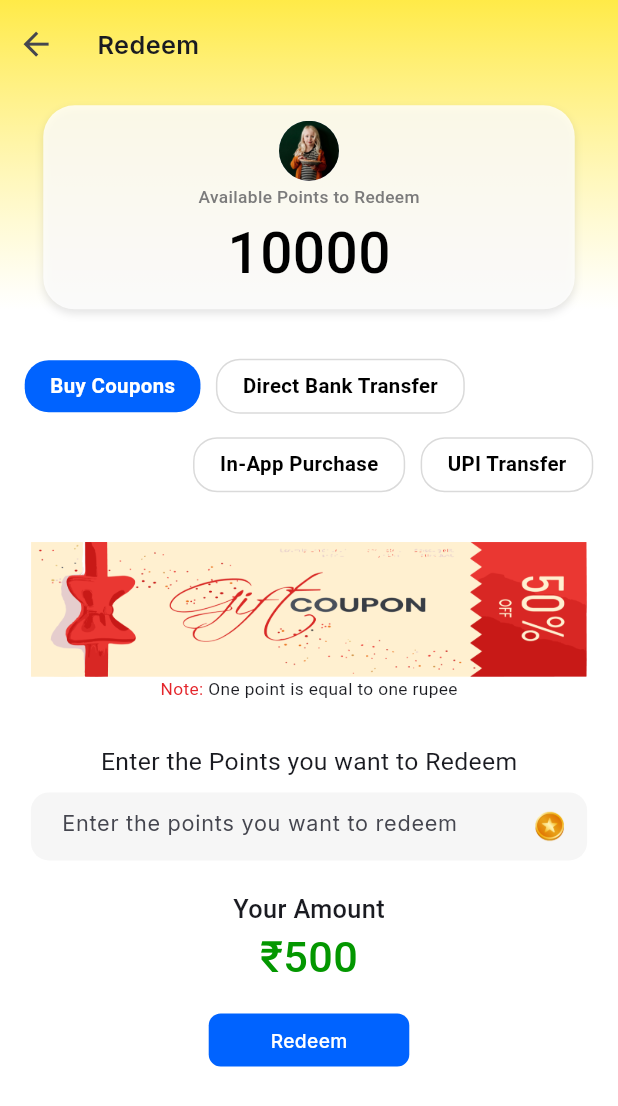
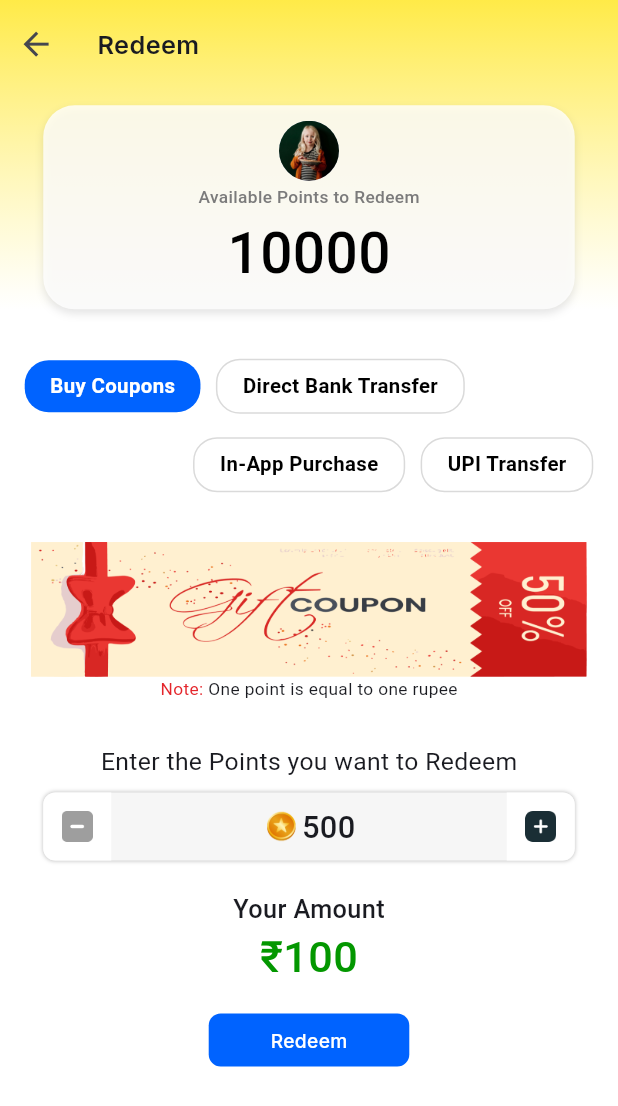
Before and after one commit to ZaynMeledath/turning_point, a Flutter app: the RedeemScreen screen opened directly, after a tap on "Buy Coupons", on a phone screen of 412 x 824 dp. Shown: the top 1106 px of the screen. Run offline on Flutter 3.47's test engine with Material 3 defaults, Android fonts, the phone set to English and light mode, and no system bars; our stand-ins replace dotted_line, dropdown_button2, firebase_auth, firebase_core, flutter_bloc, flutter_cache_manager and 8 more; missing offline and left inert: mobile_scanner; accounts and stored records are empty.

Commit message:
State management in Redeem Screen

```diff
--- a/lib/auth/bloc/redeem/redeem_event.dart
+++ b/lib/auth/bloc/redeem/redeem_event.dart
@@ -9,3 +9,7 @@ class BankTransferPressedEvent extends RedeemEvent {}
 class InAppPurchasePressedEvent extends RedeemEvent {}
 
 class UpiTransferPressedEvent extends RedeemEvent {}
+
+class PointsIncrementEvent extends RedeemEvent {}
+
+class PointsDecrementEvent extends RedeemEvent {}
--- a/lib/auth/bloc/redeem/redeem_state.dart
+++ b/lib/auth/bloc/redeem/redeem_state.dart
@@ -2,21 +2,37 @@ part of 'redeem_bloc.dart';
 
 sealed class RedeemState {
   final int selectedOptionNumber;
-  RedeemState(this.selectedOptionNumber);
+  int redeemPoints = 500;
+  RedeemState({
+    required this.selectedOptionNumber,
+    required this.redeemPoints,
+  });
 }
 
 class BuyCouponsState extends RedeemState {
-  BuyCouponsState() : super(1);
+  BuyCouponsState({
+    required super.selectedOptionNumber,
+    required super.redeemPoints,
+  });
 }
 
 class BankTransferState extends RedeemState {
-  BankTransferState() : super(2);
+  BankTransferState({
+    required super.selectedOptionNumber,
+    required super.redeemPoints,
+  });
 }
 
 class InAppPurchaseState extends RedeemState {
-  InAppPurchaseState() : super(3);
+  InAppPurchaseState({
+    required super.selectedOptionNumber,
+    required super.redeemPoints,
+  });
 }
 
 class UpiTransferState extends RedeemState {
-  UpiTransferState() : super(4);
+  UpiTransferState({
+    required super.selectedOptionNumber,
+    required super.redeemPoints,
+  });
 }
--- a/lib/view/redeem/redeem_screen.dart
+++ b/lib/view/redeem/redeem_screen.dart
@@ -11,6 +11,7 @@ import 'package:turning_point/view/redeem/segments/redeem_options_segment.dart';
 part 'segments/redeem_textfield_segment.dart';
 part 'segments/buy_coupons_segment.dart';
 part 'segments/bank_transfer_segment.dart';
+part 'segments/redeem_plus_minus_container.dart';
 
 class RedeemScreen extends StatefulWidget {
   const RedeemScreen({super.key});
@@ -20,17 +21,13 @@ class RedeemScreen extends StatefulWidget {
 }
 
 class _RedeemScreenState extends State<RedeemScreen> {
-  late final TextEditingController controller;
-
   @override
   void initState() {
-    controller = TextEditingController();
     super.initState();
   }
 
   @override
   void dispose() {
-    controller.dispose();
     super.dispose();
   }
 
@@ -71,7 +68,6 @@ class _RedeemScreenState extends State<RedeemScreen> {
                   case BuyCouponsState():
                     return buyCouponsSegment(
                       context: context,
-                      controller: controller,
                     );
 
                   case BankTransferState():
--- a/lib/view/redeem/segments/buy_coupons_segment.dart
+++ b/lib/view/redeem/segments/buy_coupons_segment.dart
@@ -2,7 +2,6 @@ part of '../redeem_screen.dart';
 
 Widget buyCouponsSegment({
   required BuildContext context,
-  required TextEditingController controller,
 }) {
   return Column(
     children: [
@@ -31,7 +30,10 @@ Widget buyCouponsSegment({
         ],
       ),
       SizedBox(height: screenSize.height * .035),
-      redeemTextFieldSegment(screenSize: screenSize, controller: controller),
+      redeemTextFieldSegment(
+        screenSize: screenSize,
+        context: context,
+      ),
       SizedBox(height: screenSize.height * .025),
       Text(
         'Your Amount',
@@ -40,13 +42,18 @@ Widget buyCouponsSegment({
           fontWeight: FontWeight.w500,
         ),
       ),
-      Text(
-        '₹500',
-        style: GoogleFonts.roboto(
-          fontSize: screenSize.width * .07,
-          fontWeight: FontWeight.w500,
-          color: const Color.fromRGBO(3, 151, 0, 1),
-        ),
+      BlocBuilder<RedeemBloc, RedeemState>(
+        builder: (context, state) {
+          final pointsToRupees = (state.redeemPoints ~/ 5);
+          return Text(
+            '₹$pointsToRupees',
+            style: GoogleFonts.roboto(
+              fontSize: screenSize.width * .07,
+              fontWeight: FontWeight.w500,
+              color: const Color.fromRGBO(3, 151, 0, 1),
+            ),
+          );
+        },
       ),
       SizedBox(height: screenSize.height * .02),
       GestureDetector(
--- /dev/null
+++ b/lib/view/redeem/segments/redeem_plus_minus_container.dart
@@ -0,0 +1,33 @@
+part of '../redeem_screen.dart';
+
+Widget redeemPlusMinusContainer({required bool isPlus}) {
+  return BlocBuilder<RedeemBloc, RedeemState>(
+    builder: (context, state) {
+      return Container(
+        width: screenSize.width * .11,
+        height: screenSize.width * .11,
+        decoration: BoxDecoration(
+          color: Colors.white,
+          borderRadius: BorderRadius.horizontal(
+            right: isPlus ? const Radius.circular(8) : const Radius.circular(0),
+            left: !isPlus ? const Radius.circular(8) : const Radius.circular(0),
+          ),
+        ),
+        child: Center(
+          child: isPlus
+              ? Image.asset(
+                  'assets/icons/redeem_plus_icon.png',
+                  width: screenSize.width * .05,
+                  color:
+                      (state.redeemPoints + 500) > 10000 ? Colors.grey : null,
+                )
+              : Image.asset(
+                  'assets/icons/redeem_minus_icon.png',
+                  width: screenSize.width * .05,
+                  color: state.redeemPoints == 500 ? Colors.grey : null,
+                ),
+        ),
+      );
+    },
+  );
+}
--- a/lib/view/redeem/segments/redeem_textfield_segment.dart
+++ b/lib/view/redeem/segments/redeem_textfield_segment.dart
@@ -2,8 +2,10 @@ part of '../redeem_screen.dart';
 
 Widget redeemTextFieldSegment({
   required Size screenSize,
-  required TextEditingController controller,
+  required BuildContext context,
 }) {
+  final redeemBloc = context.watch<RedeemBloc>();
+
   return Column(
     children: [
       Text(
@@ -17,40 +19,47 @@ Widget redeemTextFieldSegment({
       Container(
         width: double.infinity,
         height: screenSize.width * .11,
-        margin: EdgeInsets.symmetric(horizontal: screenSize.width * .05),
-        padding: EdgeInsets.only(
-          left: screenSize.width * .05,
-          right: screenSize.width * .03,
-        ),
+        margin: EdgeInsets.symmetric(horizontal: screenSize.width * .07),
         decoration: BoxDecoration(
           color: const Color.fromRGBO(246, 246, 246, 1),
-          borderRadius: BorderRadius.circular(12),
+          borderRadius: BorderRadius.circular(8),
+          boxShadow: [
+            BoxShadow(
+              blurRadius: 1.5,
+              color: Colors.black.withOpacity(.25),
+            ),
+          ],
         ),
         child: Row(
+          mainAxisAlignment: MainAxisAlignment.spaceBetween,
           children: [
-            Flexible(
-              child: TextField(
-                controller: controller,
-                keyboardType: TextInputType.number,
-                style: GoogleFonts.inter(
-                  fontSize: screenSize.width * .035,
-                  fontWeight: FontWeight.w500,
+            GestureDetector(
+              onTap: () {
+                context.read<RedeemBloc>().add(PointsDecrementEvent());
+              },
+              child: redeemPlusMinusContainer(isPlus: false),
+            ),
+            Row(
+              children: [
+                Image.asset(
+                  'assets/icons/redeem_screen_coin_icon.png',
+                  width: screenSize.width * .061,
                 ),
-                decoration: InputDecoration(
-                  contentPadding:
-                      EdgeInsets.only(bottom: screenSize.width * .016),
-                  hintText: 'Enter the points you want to redeem',
-                  hintStyle: GoogleFonts.inter(
-                    fontSize: screenSize.width * .035,
-                    fontWeight: FontWeight.w400,
+                const SizedBox(width: 1),
+                Text(
+                  '${redeemBloc.state.redeemPoints}',
+                  style: GoogleFonts.roboto(
+                    fontSize: screenSize.width * .05,
+                    fontWeight: FontWeight.w500,
                   ),
-                  border: InputBorder.none,
                 ),
-              ),
+              ],
             ),
-            Image.asset(
-              'assets/icons/redeem_screen_coin_icon.png',
-              width: screenSize.width * .061,
+            GestureDetector(
+              onTap: () {
+                context.read<RedeemBloc>().add(PointsIncrementEvent());
+              },
+              child: redeemPlusMinusContainer(isPlus: true),
             ),
           ],
         ),
```
Also changed, not shown: lib/auth/bloc/redeem/redeem_bloc.dart (+94 -5 lines), assets/icons/redeem_minus_icon.png (added), assets/icons/redeem_plus_icon.png (added).
